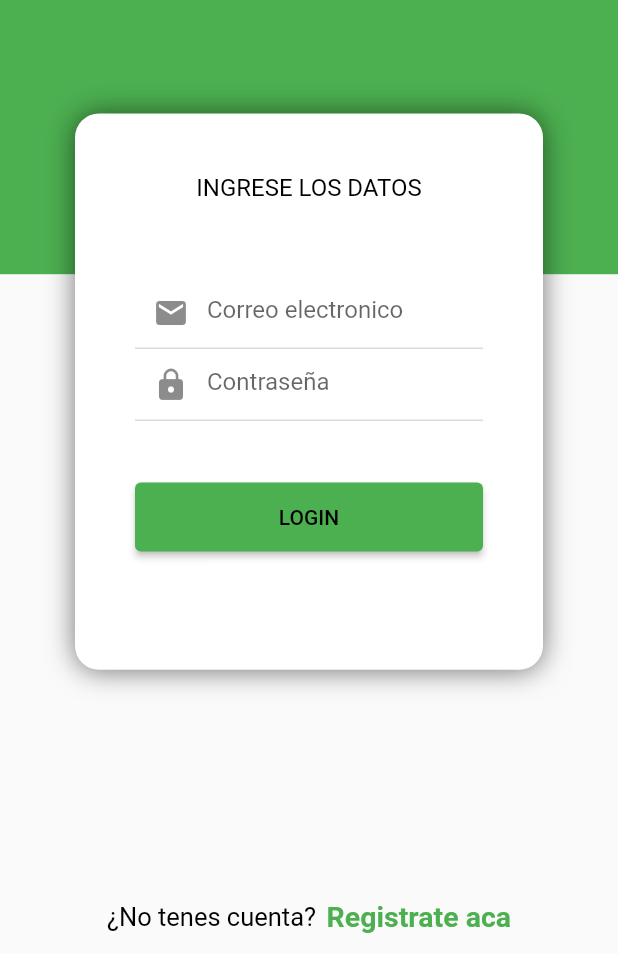
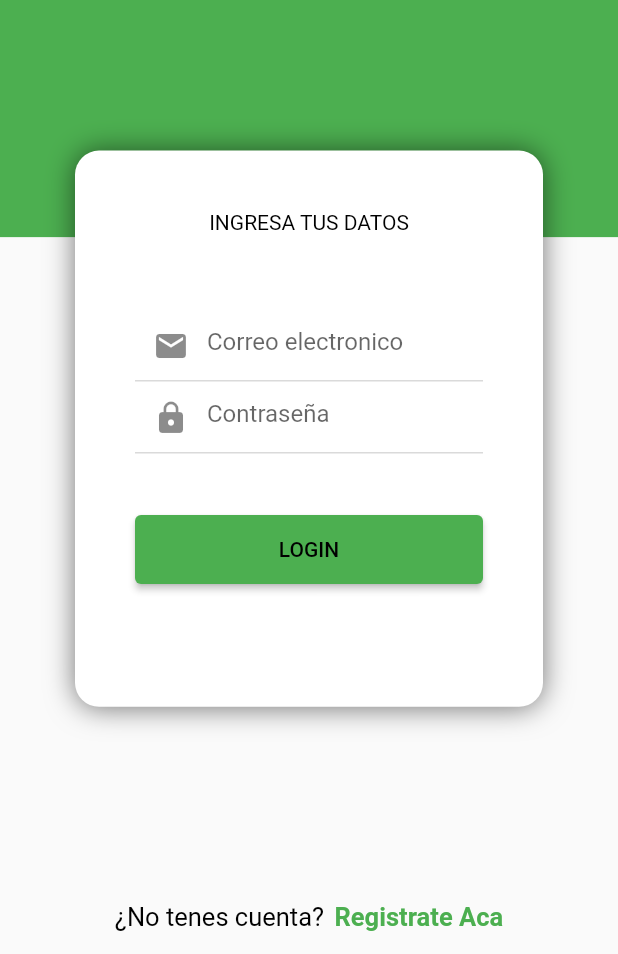
Before and after one commit to EmilianoQuiroz/delivery_app, a Flutter app: the screen it shows after launch, after a tap on "LOGIN", on a phone screen of 412 x 824 dp, the part 282-1236 px from its top. Run offline on Flutter 3.47's test engine with Material 2 defaults, Android fonts, the phone set to English and light mode, and no system bars; our stand-ins replace get.

Commit message:
Solucion de error al conectar con la BD

```diff
--- a/lib/main.dart
+++ b/lib/main.dart
@@ -15,7 +15,6 @@ class MyApp extends StatefulWidget {
 }
 
 class _MyAppState extends State<MyApp> {
-
   @override
   void initState() {
     // TODO: implement initState
@@ -34,7 +33,7 @@ class _MyAppState extends State<MyApp> {
       ],
       theme: ThemeData(
           primaryColor: Colors.green,
-        colorScheme: ColorScheme(
+          colorScheme: const ColorScheme(
               primary: Colors.green,
               secondary: Colors.greenAccent,
               brightness: Brightness.light,
@@ -45,9 +44,7 @@ class _MyAppState extends State<MyApp> {
               error: Colors.grey,
               onError: Colors.grey,
               onSecondary: Colors.grey,
-            background: Colors.grey
-        )
-      ),
+              background: Colors.grey)),
       navigatorKey: Get.key,
     );
   }
--- a/lib/src/environment/environment.dart
+++ b/lib/src/environment/environment.dart
@@ -1,3 +1,3 @@
 class Environment {
-  static const String API_URL = "http://192.168.0.201:3000/";
+  static const String API_URL = "http://192.168.0.225:3000/";
 }
--- a/lib/src/models/user.dart
+++ b/lib/src/models/user.dart
@@ -1,7 +1,3 @@
-// To parse this JSON data, do
-//
-//     final user = userFromJson(jsonString);
-
 import 'dart:convert';
 
 User userFromJson(String str) => User.fromJson(json.decode(str));
@@ -9,7 +5,7 @@ User userFromJson(String str) => User.fromJson(json.decode(str));
 String userToJson(User data) => json.encode(data.toJson());
 
 class User {
-  String? id;
+  String? id; //NULL SAFETY
   String? email;
   String? name;
   String? lastname;
--- a/lib/src/pages/login/login_controller.dart
+++ b/lib/src/pages/login/login_controller.dart
@@ -1,44 +1,43 @@
 import 'package:flutter/cupertino.dart';
 import 'package:get/get.dart';
 
-class LoginController extends GetxController{
-
-  // Controllers para captar los datos de los inputs en el back
+class LoginController extends GetxController {
   TextEditingController emailController = TextEditingController();
   TextEditingController passwordController = TextEditingController();
 
-  void goToRegisterPage(){
+  void goToRegisterPage() {
     Get.toNamed('/register');
   }
 
-  void login(){
+  void login() {
     String email = emailController.text.trim();
     String password = passwordController.text.trim();
 
     print('Email ${email}');
     print('Password ${password}');
 
-    // Funcion de validacion de formulario
-    if(isValidForm(email, password)){
-      Get.snackbar('Formulario valido', 'Enviando peticion http');
+    if (isValidForm(email, password)) {
+      Get.snackbar(
+          'Formulario valido', 'Estas listo para enviar la peticion Http');
     }
   }
 
-  bool isValidForm(String email, String password){
-    if(email.isEmpty){
+  bool isValidForm(String email, String password) {
+    if (email.isEmpty) {
       Get.snackbar('Formulario no valido', 'Debes ingresar el email');
       return false;
     }
-    if(!GetUtils.isEmail(email)){
-      Get.snackbar('Formulario no valido', 'Debes ingresar el email correctamente');
+
+    if (!GetUtils.isEmail(email)) {
+      Get.snackbar('Formulario no valido', 'El email no es valido');
       return false;
     }
-    if(password.isEmpty){
-      Get.snackbar('Formulario no valido', 'debes ingresar tu contraseña');
+
+    if (password.isEmpty) {
+      Get.snackbar('Formulario no valido', 'Debes ingresar el password');
       return false;
     }
 
     return true;
-
   }
 }
--- a/lib/src/pages/login/login_page.dart
+++ b/lib/src/pages/login/login_page.dart
@@ -1,9 +1,8 @@
+import 'package:flutter/material.dart';
+import 'package:get/get.dart';
 import 'package:delivery_app/src/pages/login/login_controller.dart';
-import 'package:get/get.dart';
-import 'package:flutter/material.dart';
 
 class LoginPage extends StatelessWidget {
-
   LoginController con = Get.put(LoginController());
 
   @override
@@ -13,56 +12,48 @@ class LoginPage extends StatelessWidget {
         height: 50,
         child: _textDontHaveAccount(),
       ),
-      body: Stack(//Para posicionar elementos uno encima del otro
+      body: Stack(
+        // POSICIONAR ELEMENTOS UNO ENCIMA DEL OTRO
         children: [
           _backgroundCover(context),
           _boxForm(context),
-          Column(//Para posicionar elementos uno abajo del otro
-            children: [
-              _imageCover(),
-              _textAppName(),
-            ],
-          )
+          Column(
+            // POSICIONAR ELEMENTOS UNO DEBAJO DEL OTRO (VERTICAL)
+            children: [_imageCover(), _textAppName()],
+          ),
         ],
-      )
+      ),
     );
   }
 
-  // Fondo de la aplicacion
-  Widget _backgroundCover(BuildContext context){
+  Widget _backgroundCover(BuildContext context) {
     return Container(
       width: double.infinity,
-      height: MediaQuery.of(context).size.height * 0.45,
+      height: MediaQuery.of(context).size.height * 0.42,
       color: Colors.green,
     );
   }
-  // Titulo de la aplicacion
-  Widget _textAppName(){
+
+  Widget _textAppName() {
     return Text(
       'DELIVERY FLUTTER',
       style: TextStyle(
-        fontSize: 20,
-        fontWeight: FontWeight.bold,
-        color: Colors.black
-      ),
+          fontSize: 20, fontWeight: FontWeight.bold, color: Colors.black),
     );
   }
-  // Box de Registro
-  Widget _boxForm(BuildContext context){
+
+  Widget _boxForm(BuildContext context) {
     return Container(
       height: MediaQuery.of(context).size.height * 0.45,
-      margin: EdgeInsets.only(top: MediaQuery.of(context).size.height * 0.32, left: 50, right: 50),
+      margin: EdgeInsets.only(
+          top: MediaQuery.of(context).size.height * 0.35, left: 50, right: 50),
       decoration: BoxDecoration(
-        color: Colors.white,
-        borderRadius: BorderRadius.circular(16),
-        boxShadow: <BoxShadow>[
-          BoxShadow(
-            color: Colors.black54,
-            blurRadius: 15,
-            offset: Offset(0, 0.75)
-          )
-        ]
-      ),
+          color: Colors.white,
+          borderRadius: BorderRadius.circular(16),
+          boxShadow: <BoxShadow>[
+            BoxShadow(
+                color: Colors.black54, blurRadius: 16, offset: Offset(0, 0.75))
+          ]),
       child: SingleChildScrollView(
         child: Column(
           children: [
@@ -75,7 +66,7 @@ class LoginPage extends StatelessWidget {
       ),
     );
   }
-  // Inputs
+
   Widget _textFieldEmail() {
     return Container(
       margin: EdgeInsets.symmetric(horizontal: 40),
@@ -83,12 +74,11 @@ class LoginPage extends StatelessWidget {
         controller: con.emailController,
         keyboardType: TextInputType.emailAddress,
         decoration: InputDecoration(
-          hintText: 'Correo electronico',
-          prefixIcon: Icon(Icons.email)
-        ),
+            hintText: 'Correo electronico', prefixIcon: Icon(Icons.email)),
       ),
     );
   }
+
   Widget _textFieldPassword() {
     return Container(
       margin: EdgeInsets.symmetric(horizontal: 40),
@@ -97,78 +87,66 @@ class LoginPage extends StatelessWidget {
         keyboardType: TextInputType.text,
         obscureText: true,
         decoration: InputDecoration(
-            hintText: 'Contraseña',
-            prefixIcon: Icon(Icons.lock)
+            hintText: 'Contraseña', prefixIcon: Icon(Icons.lock)),
+      ),
+    );
+  }
+
+  Widget _buttonLogin() {
+    return Container(
+      width: double.infinity,
+      margin: EdgeInsets.symmetric(horizontal: 40, vertical: 40),
+      child: ElevatedButton(
+          onPressed: () => con.login(),
+          style: ElevatedButton.styleFrom(
+              padding: EdgeInsets.symmetric(vertical: 15)),
+          child: Text(
+            'LOGIN',
+            style: TextStyle(color: Colors.black),
+          )),
+    );
+  }
+
+  Widget _textYourInfo() {
+    return Container(
+      margin: EdgeInsets.only(top: 40, bottom: 50),
+      child: Text(
+        'INGRESA TUS DATOS',
+        style: TextStyle(
+          color: Colors.black,
         ),
       ),
     );
   }
-  // Texto de Ingresa los datos
-  Widget _textYourInfo(){
-    return Container(
-      margin: EdgeInsets.only(top: 40, bottom: 50),
-      child: Text(
-        'INGRESE LOS DATOS',
-        style: TextStyle(
-          color: Colors.black,
-          fontSize: 16,
 
-        ),
-      ),
-    );
-  }
-  // Boton
-  Widget _buttonLogin() {
-    return Container(
-      width: double.infinity,
-      margin: EdgeInsets.symmetric(horizontal: 40, vertical: 40 ),
-      child: ElevatedButton(
-          onPressed: () => con.login(),
-          style: ElevatedButton.styleFrom(
-            padding: EdgeInsets.symmetric(vertical: 15)
-          ),
-          child: Text(
-            'LOGIN',
-            style: TextStyle(
-              color: Colors.black
-            ),
-          )
-      ),
-    );
-  }
-  // Textos de registro y crear cuenta
-  Widget _textDontHaveAccount(){
-    return Row(//Ubicar elementos uno al lado del otro (Horizontal)
+  Widget _textDontHaveAccount() {
+    return Row(
+      // UBICAR ELEMENTOS UNO AL LADO DEL OTRO (HORIZONTAL)
       mainAxisAlignment: MainAxisAlignment.center,
       children: [
         Text(
           '¿No tenes cuenta?',
-          style: TextStyle(
-            color: Colors.black,
-            fontSize: 17
-          ),
+          style: TextStyle(color: Colors.black, fontSize: 17),
         ),
         SizedBox(width: 7),
         GestureDetector(
           onTap: () => con.goToRegisterPage(),
           child: Text(
-              'Registrate aca',
+            'Registrate Aca',
             style: TextStyle(
-                color: Colors.green,
-                fontWeight: FontWeight.bold,
-                fontSize: 19
-            ),
+                color: Colors.green, fontWeight: FontWeight.bold, fontSize: 17),
           ),
-        )
+        ),
       ],
     );
   }
-  // Imagen del login
-  Widget _imageCover(){
+
+  // PRIVADO
+  Widget _imageCover() {
     return SafeArea(
       child: Container(
         margin: EdgeInsets.only(top: 20, bottom: 15),
-        alignment: Alignment.topCenter,
+        alignment: Alignment.center,
         child: Image.asset(
           'assets/img/delivery.png',
           width: 130,
```
Also changed, not shown: lib/src/pages/register/register_controller.dart (+36 -34 lines), lib/src/pages/register/register_page.dart (+46 -78 lines), lib/src/providers/users_provider.dart (+6 -11 lines). Lines whose indentation alone changed are shown as unchanged.
